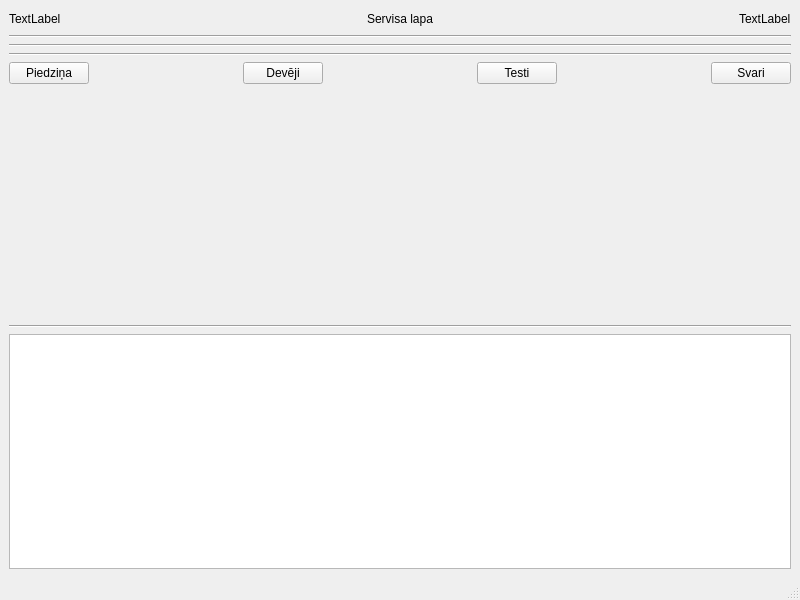
The window that hwservice.ui (kasarkonic/Sauka1) describes before a commit, drawn with Qt 5.
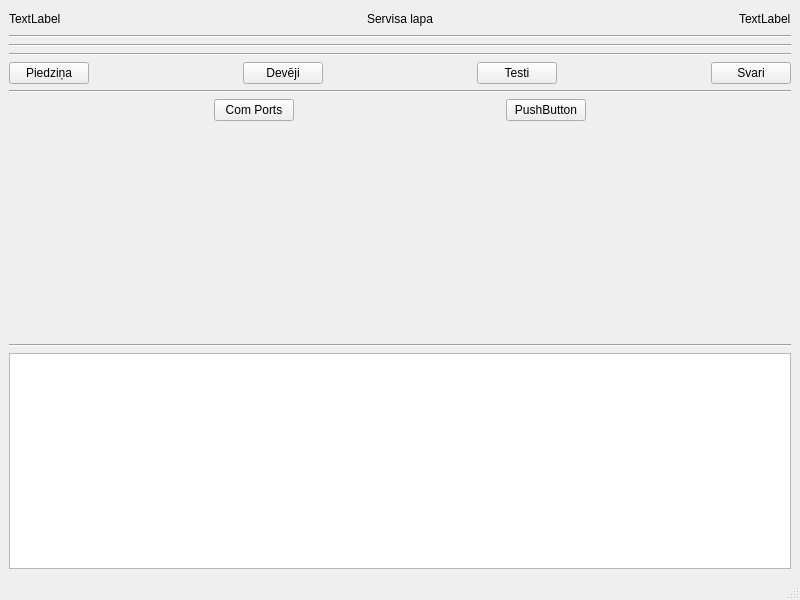
The same window after the commit.

Commit message: add hw ports scan

```diff
--- a/hwservice.ui
+++ b/hwservice.ui
@@ -166,6 +166,70 @@
       </item>
      </layout>
     </item>
+    <item>
+     <widget class="Line" name="line_5">
+      <property name="orientation">
+       <enum>Qt::Horizontal</enum>
+      </property>
+     </widget>
+    </item>
+    <item>
+     <layout class="QHBoxLayout" name="horizontalLayout_4">
+      <item>
+       <spacer name="horizontalSpacer_8">
+        <property name="orientation">
+         <enum>Qt::Horizontal</enum>
+        </property>
+        <property name="sizeHint" stdset="0">
+         <size>
+          <width>40</width>
+          <height>20</height>
+         </size>
+        </property>
+       </spacer>
+      </item>
+      <item>
+       <widget class="QPushButton" name="pushButton_Com_Ports">
+        <property name="text">
+         <string>Com Ports</string>
+        </property>
+       </widget>
+      </item>
+      <item>
+       <spacer name="horizontalSpacer_7">
+        <property name="orientation">
+         <enum>Qt::Horizontal</enum>
+        </property>
+        <property name="sizeHint" stdset="0">
+         <size>
+          <width>40</width>
+          <height>20</height>
+         </size>
+        </property>
+       </spacer>
+      </item>
+      <item>
+       <widget class="QPushButton" name="pushButton_2">
+        <property name="text">
+         <string>PushButton</string>
+        </property>
+       </widget>
+      </item>
+      <item>
+       <spacer name="horizontalSpacer_6">
+        <property name="orientation">
+         <enum>Qt::Horizontal</enum>
+        </property>
+        <property name="sizeHint" stdset="0">
+         <size>
+          <width>40</width>
+          <height>20</height>
+         </size>
+        </property>
+       </spacer>
+      </item>
+     </layout>
+    </item>
     <item>
      <spacer name="verticalSpacer">
       <property name="orientation">
```
Left out of the diff: 2 changed lines with no effect on the pictures. The commit also changes 12 other files.
